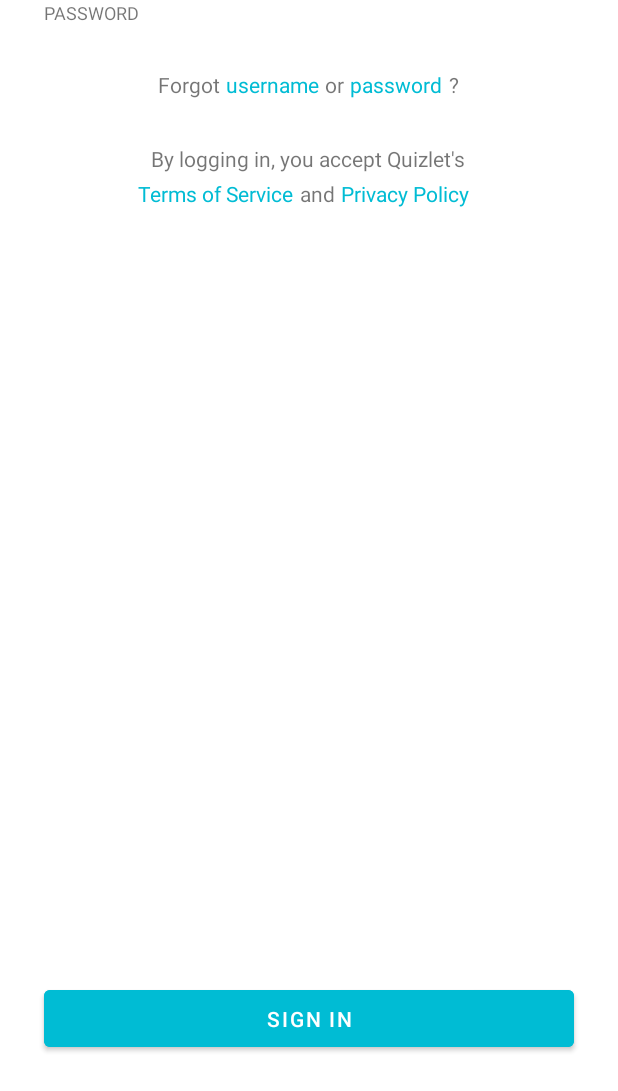
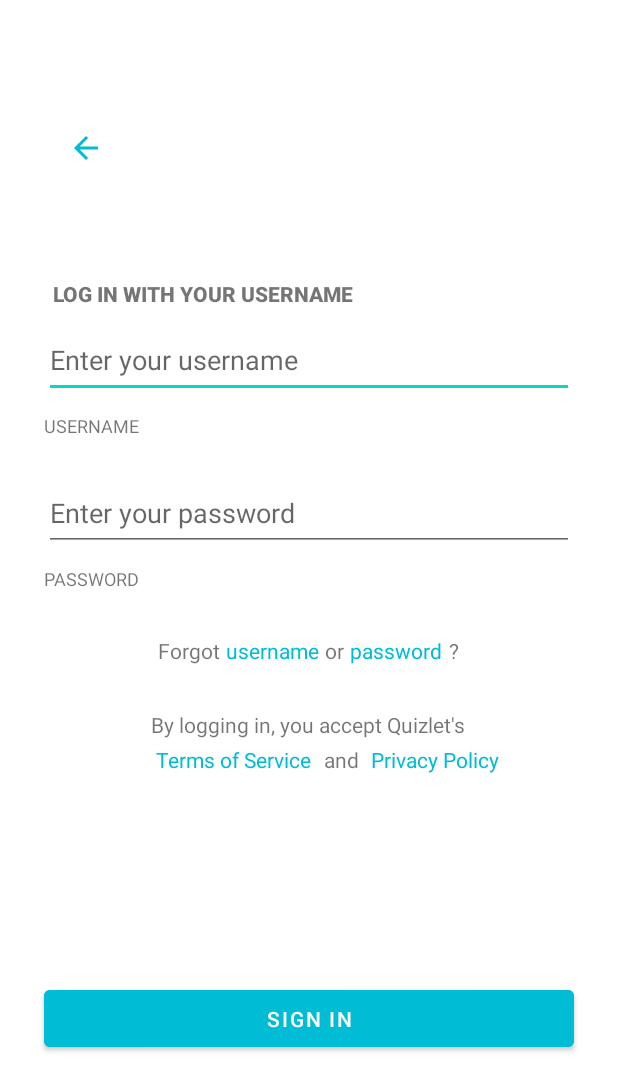
Before and after one commit to kyangho/PRM392-Colorful, an Android app: the layout activity_signin.xml on its own in the app's theme, with its tools: preview values and no code run, on a phone screen of 412 x 824 dp. Shown: the top 1091 px of the screen. Run offline under Robolectric (Android 15) with nearby library versions, the phone set to English and light mode, and no system bars.

Commit message:
[ADD] Add sign in, sign up action

```diff
--- a/app/src/main/AndroidManifest.xml
+++ b/app/src/main/AndroidManifest.xml
@@ -19,6 +19,11 @@
             android:label="@string/title_activity_sign_up"
             android:theme="@style/Theme.PRM392_Colorful.NoActionBar" />
         <activity
+            android:name=".activity.SignIn"
+            android:exported="false"
+            android:label="@string/title_activity_sign_in"
+            android:theme="@style/Theme.PRM392_Colorful.NoActionBar" />
+        <activity
             android:name=".activity.Landing"
             android:exported="true">
             <intent-filter>
--- a/app/src/main/res/layout/activity_signin.xml
+++ b/app/src/main/res/layout/activity_signin.xml
@@ -7,8 +7,8 @@
 
     <ImageButton
         android:id="@+id/bt_back"
-        android:layout_width="36dp"
-        android:layout_height="0dp"
+        android:layout_width="54dp"
+        android:layout_height="40dp"
         android:layout_marginStart="29dp"
         android:layout_marginTop="41dp"
         android:layout_marginEnd="328dp"
@@ -30,11 +30,11 @@
         android:layout_marginBottom="10dp"
         android:fontFamily="sans-serif-black"
         android:text="LOG IN WITH YOUR USERNAME"
-        app:layout_constraintBottom_toTopOf="@+id/editTextTextPersonName"
+        app:layout_constraintBottom_toTopOf="@+id/username"
         app:layout_constraintStart_toStartOf="parent" />
 
     <EditText
-        android:id="@+id/editTextTextPersonName"
+        android:id="@+id/username"
         android:layout_width="353dp"
         android:layout_height="50dp"
         android:layout_marginStart="29dp"
@@ -46,7 +46,7 @@
         app:layout_constraintStart_toStartOf="parent" />
 
     <EditText
-        android:id="@+id/editTextTextPassword"
+        android:id="@+id/password"
         android:layout_width="353dp"
         android:layout_height="50dp"
         android:layout_marginStart="29dp"
@@ -66,7 +66,7 @@
         android:layout_marginBottom="25dp"
         android:text="USERNAME"
         android:textSize="12sp"
-        app:layout_constraintBottom_toTopOf="@+id/editTextTextPassword"
+        app:layout_constraintBottom_toTopOf="@+id/password"
         app:layout_constraintStart_toStartOf="parent" />
 
     <TextView
@@ -74,108 +74,109 @@
         android:layout_width="wrap_content"
         android:layout_height="wrap_content"
         android:layout_marginStart="29dp"
+        android:layout_marginBottom="30dp"
         android:text="PASSWORD"
         android:textSize="12sp"
-        app:layout_constraintStart_toStartOf="parent"
-        tools:layout_editor_absoluteY="285dp" />
+        app:layout_constraintBottom_toTopOf="@+id/textView2"
+        app:layout_constraintStart_toStartOf="parent" />
 
     <TextView
         android:id="@+id/textView2"
         android:layout_width="wrap_content"
         android:layout_height="wrap_content"
         android:layout_marginStart="105dp"
-        android:layout_marginTop="30dp"
+        android:layout_marginBottom="30dp"
         android:text="Forgot"
-        app:layout_constraintStart_toStartOf="parent"
-        app:layout_constraintTop_toBottomOf="@+id/tv_password" />
+        app:layout_constraintBottom_toTopOf="@+id/textView7"
+        app:layout_constraintStart_toStartOf="parent" />
 
     <TextView
         android:id="@+id/textView3"
         android:layout_width="wrap_content"
         android:layout_height="wrap_content"
         android:layout_marginStart="4dp"
-        android:layout_marginTop="30dp"
+        android:layout_marginBottom="30dp"
         android:text="username"
         android:textColor="#00BCD4"
-        app:layout_constraintStart_toEndOf="@+id/textView2"
-        app:layout_constraintTop_toBottomOf="@+id/tv_password" />
+        app:layout_constraintBottom_toTopOf="@+id/textView7"
+        app:layout_constraintStart_toEndOf="@+id/textView2" />
 
     <TextView
         android:id="@+id/textView4"
         android:layout_width="wrap_content"
         android:layout_height="wrap_content"
         android:layout_marginStart="4dp"
-        android:layout_marginTop="30dp"
+        android:layout_marginBottom="30dp"
         android:text="or"
-        app:layout_constraintStart_toEndOf="@+id/textView3"
-        app:layout_constraintTop_toBottomOf="@+id/tv_password" />
+        app:layout_constraintBottom_toTopOf="@+id/textView7"
+        app:layout_constraintStart_toEndOf="@+id/textView3" />
 
     <TextView
         android:id="@+id/textView5"
         android:layout_width="wrap_content"
         android:layout_height="wrap_content"
         android:layout_marginStart="4dp"
-        android:layout_marginTop="30dp"
+        android:layout_marginBottom="30dp"
         android:text="password"
         android:textColor="#00BCD4"
-        app:layout_constraintStart_toEndOf="@+id/textView4"
-        app:layout_constraintTop_toBottomOf="@+id/tv_password" />
+        app:layout_constraintBottom_toTopOf="@+id/textView7"
+        app:layout_constraintStart_toEndOf="@+id/textView4" />
 
     <TextView
         android:id="@+id/textView6"
         android:layout_width="wrap_content"
         android:layout_height="wrap_content"
         android:layout_marginStart="4dp"
-        android:layout_marginTop="30dp"
         android:layout_marginEnd="105dp"
+        android:layout_marginBottom="30dp"
         android:text="\?"
+        app:layout_constraintBottom_toTopOf="@+id/textView7"
         app:layout_constraintEnd_toEndOf="parent"
-        app:layout_constraintStart_toEndOf="@+id/textView5"
-        app:layout_constraintTop_toBottomOf="@+id/tv_password" />
+        app:layout_constraintStart_toEndOf="@+id/textView5" />
 
     <TextView
         android:id="@+id/textView7"
         android:layout_width="wrap_content"
         android:layout_height="wrap_content"
         android:layout_marginStart="98dp"
-        android:layout_marginTop="30dp"
         android:layout_marginEnd="99dp"
+        android:layout_marginBottom="4dp"
         android:text="By logging in, you accept Quizlet's"
+        app:layout_constraintBottom_toTopOf="@+id/textView8"
         app:layout_constraintEnd_toEndOf="parent"
-        app:layout_constraintStart_toStartOf="parent"
-        app:layout_constraintTop_toBottomOf="@+id/textView2" />
+        app:layout_constraintStart_toStartOf="parent" />
 
     <TextView
         android:id="@+id/textView8"
         android:layout_width="wrap_content"
         android:layout_height="wrap_content"
-        android:layout_marginStart="92dp"
-        android:layout_marginTop="4dp"
+        android:layout_marginStart="104dp"
+        android:layout_marginBottom="138dp"
         android:text="Terms of Service"
         android:textColor="#00BCD4"
-        app:layout_constraintStart_toStartOf="parent"
-        app:layout_constraintTop_toBottomOf="@+id/textView7" />
+        app:layout_constraintBottom_toTopOf="@+id/bt_signin"
+        app:layout_constraintStart_toStartOf="parent" />
 
     <TextView
         android:id="@+id/textView9"
         android:layout_width="wrap_content"
         android:layout_height="wrap_content"
-        android:layout_marginStart="4dp"
-        android:layout_marginTop="4dp"
+        android:layout_marginStart="8dp"
+        android:layout_marginBottom="138dp"
         android:text="and"
-        app:layout_constraintStart_toEndOf="@+id/textView8"
-        app:layout_constraintTop_toBottomOf="@+id/textView7" />
+        app:layout_constraintBottom_toTopOf="@+id/bt_signin"
+        app:layout_constraintStart_toEndOf="@+id/textView8" />
 
     <TextView
         android:id="@+id/textView10"
         android:layout_width="wrap_content"
         android:layout_height="wrap_content"
-        android:layout_marginStart="4dp"
-        android:layout_marginTop="4dp"
+        android:layout_marginStart="8dp"
+        android:layout_marginBottom="138dp"
         android:text="Privacy Policy"
         android:textColor="#00BCD4"
-        app:layout_constraintStart_toEndOf="@+id/textView9"
-        app:layout_constraintTop_toBottomOf="@+id/textView7" />
+        app:layout_constraintBottom_toTopOf="@+id/bt_signin"
+        app:layout_constraintStart_toEndOf="@+id/textView9" />
 
     <Button
         android:id="@+id/bt_signin"
--- a/app/src/main/res/values/strings.xml
+++ b/app/src/main/res/values/strings.xml
@@ -9,4 +9,5 @@
 
     <string name="hello_first_fragment">Hello first fragment</string>
     <string name="hello_second_fragment">Hello second fragment. Arg: %1$s</string>
+    <string name="title_activity_sign_in">SignIn</string>
 </resources>
```
Also changed, not shown: app/src/main/java/com/coloful/activity/Landing.java (+7 -0 lines), app/src/main/java/com/coloful/activity/SignIn.java (added, +64 -0 lines), app/src/main/java/com/coloful/activity/SignUp.java (+111 -0 lines), app/src/main/java/com/coloful/activity/Signin.java (deleted, +0 -30 lines), app/src/main/java/com/coloful/dao/DBHelper.java (+43 -1 lines), app/src/main/java/com/coloful/model/Account.java (+30 -5 lines), app/src/main/res/layout/activity_signup.xml (+12 -14 lines).
